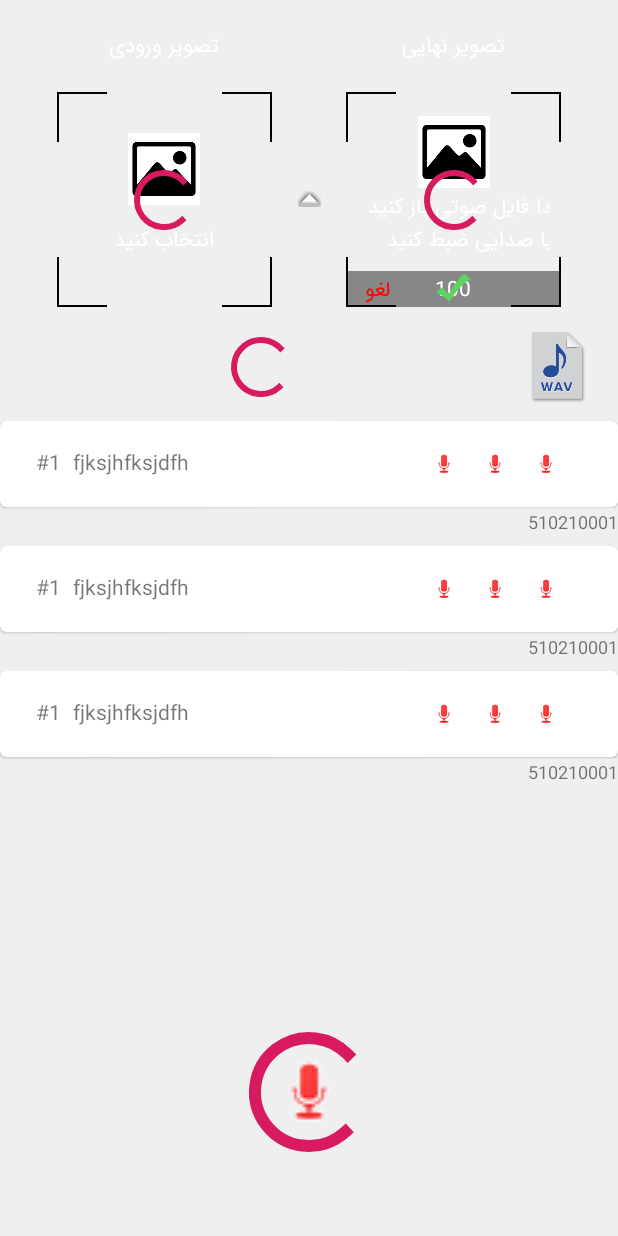
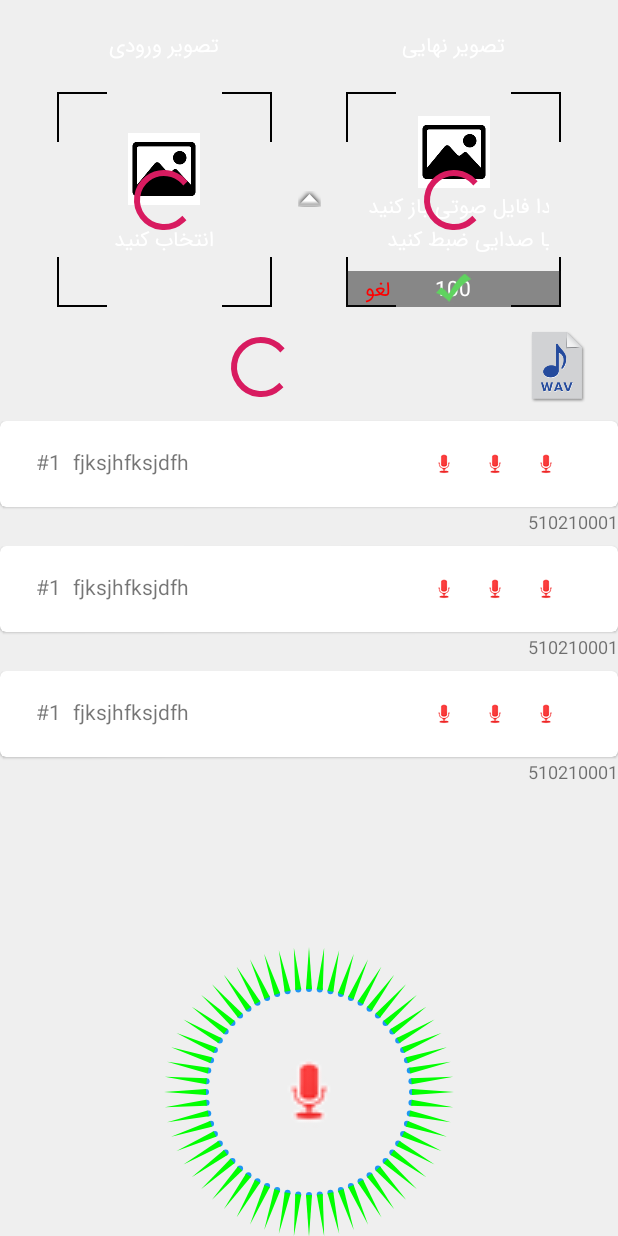
Before and after one commit to mrahimygk/conceal, an Android app: the layout activity_main.xml on its own in the app's theme, with its tools: preview values and no code run, on a phone screen of 412 x 824 dp. Run offline under Robolectric (Android 15) with nearby library versions, the phone set to English and light mode, and no system bars; plain views replace CircleLineVisualizer, GLAudioVisualizationView.

Commit message:
removing the ugly progress bar and adding a more ugly circular visualization

```diff
--- a/app/src/main/res/layout/activity_main.xml
+++ b/app/src/main/res/layout/activity_main.xml
@@ -253,24 +253,13 @@
 
         <ir.mrahimy.conceal.cv.VisualizerView
             android:id="@+id/recording_visualizer_view"
-            android:layout_width="96dp"
-            android:layout_height="96dp"
+            android:layout_width="wrap_content"
+            android:layout_height="wrap_content"
             app:isVisible="@{vm.isRecording}"
             app:layout_constraintBottom_toBottomOf="@id/btn_record"
             app:layout_constraintLeft_toLeftOf="@id/btn_record"
             app:layout_constraintRight_toRightOf="@id/btn_record"
             app:layout_constraintTop_toTopOf="@id/btn_record" />
-
-        <ProgressBar
-            android:id="@+id/recording_progress"
-            android:layout_width="96dp"
-            android:layout_height="96dp"
-            app:isVisible="@{vm.isRecording}"
-            app:layout_constraintBottom_toBottomOf="@id/btn_record"
-            app:layout_constraintLeft_toLeftOf="@id/btn_record"
-            app:layout_constraintRight_toRightOf="@id/btn_record"
-            app:layout_constraintTop_toTopOf="@id/btn_record" />
-
 
         <ImageView
             android:id="@+id/btn_record"
```
